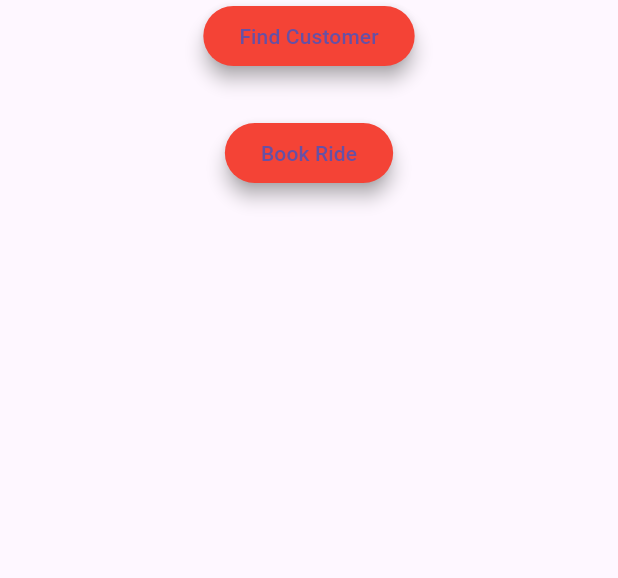
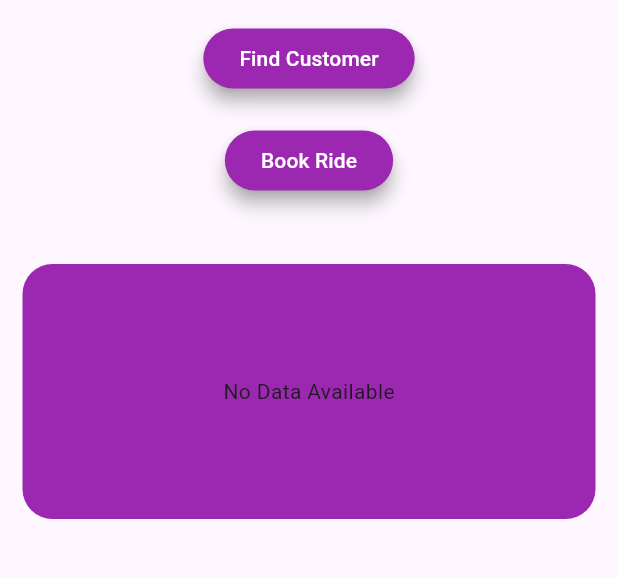
Before and after one commit to akshu2424/RideSharing, a Flutter app: the Home screen opened directly, on a phone screen of 412 x 824 dp, the part 84-662 px from its top. Run offline on Flutter 3.47's test engine with Material 3 defaults, Android fonts, the phone set to English and light mode, and no system bars; our stand-ins replace cloud_firestore, firebase_auth, firebase_core, fluttertoast, geolocator; accounts and stored records are empty.

Commit message:
Dynamic changes On home.dart

```diff
--- a/lib/Screens/Profile.dart
+++ b/lib/Screens/Profile.dart
@@ -134,8 +134,6 @@ class _profileWidgetState extends State<profileWidget> {
                 itemCount: menu.length,
                 itemBuilder: (context,index){
 
-
-
                   String subtitle;
                   switch (index) {
                     case 0:
@@ -150,9 +148,6 @@ class _profileWidgetState extends State<profileWidget> {
                     default:
                       subtitle = 'Required a Help ? ';
                   }
-
-
-
 
                   return Card(
                     margin: EdgeInsets.symmetric(vertical: 15),
--- a/lib/Widget/home.dart
+++ b/lib/Widget/home.dart
@@ -1,3 +1,5 @@
+import 'package:cloud_firestore/cloud_firestore.dart';
+import 'package:firebase_auth/firebase_auth.dart';
 import 'package:flutter/material.dart';
 import 'package:pooling/Screens/LoginScreen.dart';
 import 'package:pooling/Widget/AddDriver.dart';
@@ -12,11 +14,37 @@ class Home extends StatefulWidget {
 
 class _HomeState extends State<Home> {
 
+  final FirebaseAuth _auth=FirebaseAuth.instance;
+  final FirebaseFirestore _firestore = FirebaseFirestore.instance;
+  final User? user = FirebaseAuth.instance.currentUser;
+   Map<String,dynamic>? userData;
 
 
   late double w = MediaQuery.of(context).size.width;
   late double h = MediaQuery.of(context).size.height;
   @override
+
+  void init()
+  {
+    super.initState();
+    _fetchUserData();
+  }
+  void _fetchUserData ()async
+  {
+    final User? user= _auth.currentUser;
+    if(user!=Null)
+      {
+        DocumentSnapshot userDoc = await _firestore.collection('users').doc(user?.uid).get(); // Fetch user data from Firestore
+        setState(() {
+          userData = userDoc.data() as Map<String, dynamic>?; // Update state with fetched data
+        });
+      }
+  }
+
+
+  List<String> menu=['Address','Time','Stop1','Stop2','Stop3','Stop4'];
+  List<IconData> pic=[Icons.place,Icons.access_time,Icons.place_outlined,Icons.place_outlined,Icons.place_outlined,Icons.place_outlined];
+
   Widget build(BuildContext context) {
     return Scaffold(
       appBar: AppBar(
@@ -29,64 +57,7 @@ class _HomeState extends State<Home> {
       ),
       body: Column(
         children: [
-          // Center(
-          //   child: Container(
-          //     margin: EdgeInsets.all(20),
-          //     width: w * 0.8,
-          //     child: TextField(
-          //       decoration: InputDecoration(
-          //         focusedBorder: OutlineInputBorder(
-          //           borderRadius: BorderRadius.circular(20),
-          //           borderSide: BorderSide(color: Colors.black,
-          //               width: 2),
-          //         ),
-          //         enabledBorder: OutlineInputBorder(
-          //           borderRadius: BorderRadius.circular(20),
-          //           borderSide: BorderSide(color: Colors.grey,
-          //               width: 2),
-          //         ),
-          //         prefixIcon: Icon(Icons.search),
-          //         hintText: "Enter Pickup Location",
-          //         suffixIcon: IconButton(
-          //           onPressed: () {
-          //             Navigator.push(context, MaterialPageRoute(builder: (context)=>locationWidget()));
-          //           },
-          //           icon:Icon(Icons.location_pin),
-          //           color: Colors.black,
-          //         ),
-          //       ),
-          //     ),
-          //   ),
-          // ),
-          // Center(
-          //   child: Container(
-          //     margin: EdgeInsets.all(20),
-          //     width: w * 0.8,
-          //     child: TextField(
-          //       decoration: InputDecoration(
-          //         focusedBorder: OutlineInputBorder(
-          //           borderRadius: BorderRadius.circular(20),
-          //           borderSide: BorderSide(color: Colors.black,
-          //               width: 2),
-          //         ),
-          //         enabledBorder: OutlineInputBorder(
-          //           borderRadius: BorderRadius.circular(20),
-          //           borderSide: BorderSide(color: Colors.grey,
-          //               width: 2),
-          //         ),
-          //         prefixIcon: Icon(Icons.search),
-          //         hintText: "Search your destination",
-          //         suffixIcon: IconButton(
-          //           onPressed: () {
-          //             Navigator.push(context, MaterialPageRoute(builder: (context)=>locationWidget()));
-          //           },
-          //           icon:Icon(Icons.location_pin),
-          //           color: Colors.black,
-          //         ),
-          //       ),
-          //     ),
-          //   ),
-          // ),
+          SizedBox(height: 15,),
           Center(
             child: ElevatedButton(
                 onPressed:(){
@@ -94,37 +65,87 @@ class _HomeState extends State<Home> {
                 },
 
                 style: ElevatedButton.styleFrom(
-                  backgroundColor: Colors.red,
+                  backgroundColor: Colors.purple,
                   elevation: 5,
                   shadowColor: Colors.grey,
                   shape: RoundedRectangleBorder(
                     borderRadius: BorderRadius.circular(40),
                   )
                 ),
-                child: Text("Find Customer")
+                child: Text("Find Customer",style: TextStyle(color: Colors.white),)
             ),
           ),
-          SizedBox(height: 30,),
+          SizedBox(height: 20,),
           Center(
             child: ElevatedButton(
+
                 onPressed:(){
                   Navigator.pushReplacement(context, MaterialPageRoute(builder: (context) => addDriver()));
                 },
 
                 style: ElevatedButton.styleFrom(
-                    backgroundColor: Colors.red,
+                    backgroundColor: Colors.purple,
                     elevation: 5,
                     shadowColor: Colors.grey,
                     shape: RoundedRectangleBorder(
                       borderRadius: BorderRadius.circular(40),
                     )
                 ),
-                child: Text("Book Ride")
+                child: Text("Book Ride",style: TextStyle(color: Colors.white))
             ),
           ),
+          SizedBox(height: 30,),
+        Container(
+          margin: EdgeInsets.all(15),
+          width: w,
+          height: 170,
+          decoration: BoxDecoration(
+            //shape:
+            borderRadius: BorderRadius.circular(20),
+            color: Colors.purple
+          ),
+          child: StreamBuilder<QuerySnapshot>(
+          stream: FirebaseFirestore.instance.collection('users').snapshots(),
+              builder: (context, snapshot) {
+              if (snapshot.connectionState == ConnectionState.waiting) {
+              return Center(child: CircularProgressIndicator());
+              }
+
+              if (snapshot.hasError) {
+              return Center(child: Text('Error: ${snapshot.error}'));
+              }
+
+              if (!snapshot.hasData || snapshot.data!.docs.isEmpty ?? true) {
+              return Center(child: Text('No Data Available'));
+              }
+
+              final users = snapshot.data?.docs;
+
+              return ListView.builder(
+              itemCount: users?.length ?? 0,
+              itemBuilder: (context, index) {
+              final user = users?[index].data() as Map<String, dynamic>?;
+
+              return ListTile(
+              title: Text('Address: ${user?['address'] ?? 'N/A'}'),
+              subtitle: Column(
+              crossAxisAlignment: CrossAxisAlignment.start,
+              children: [
+              Text('Time: ${user?['timing'] ?? 'N/A'}'),
+              Text('Stop 1: ${user?['Stop1'] ?? 'N/A'}'),
+              Text('Stop 2: ${user?['Stop2'] ?? 'N/A'}'),
+              Text('Stop 3: ${user?['Stop3'] ?? 'N/A'}'),
+              Text('Stop 4: ${user?['Stop4'] ?? 'N/A'}'),
+              ],
+              ),
+              );
+              },
+              );}
+              ),
+        )
 
 
-        ],
+    ],
       ),
     );
   }
--- a/lib/main.dart
+++ b/lib/main.dart
@@ -28,8 +28,8 @@ class _MyAppState extends State<MyApp> {
       theme: ThemeData(
         primarySwatch: Colors.yellow,
       ),
-      //home: splashScreen(),
-      home: findCustomer(),
+      home: splashScreen(),
+      //home: findCustomer(),
     );
   }
 }
```
